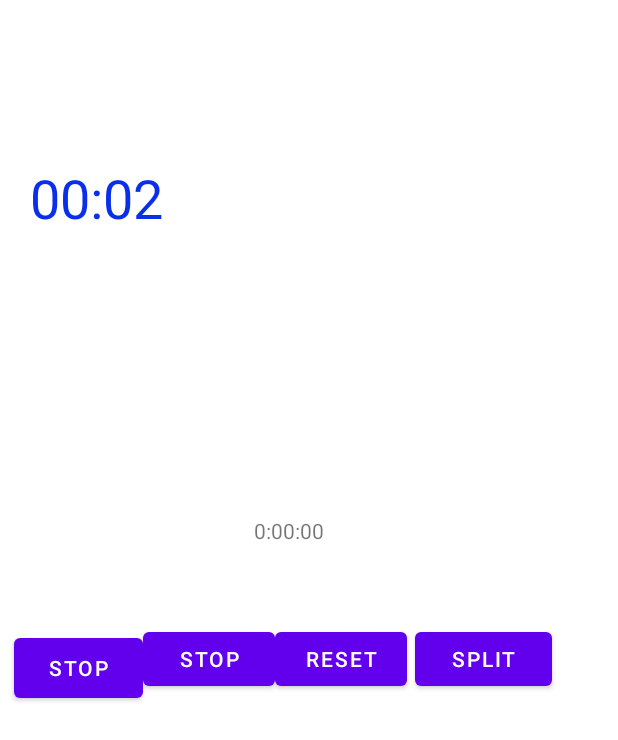
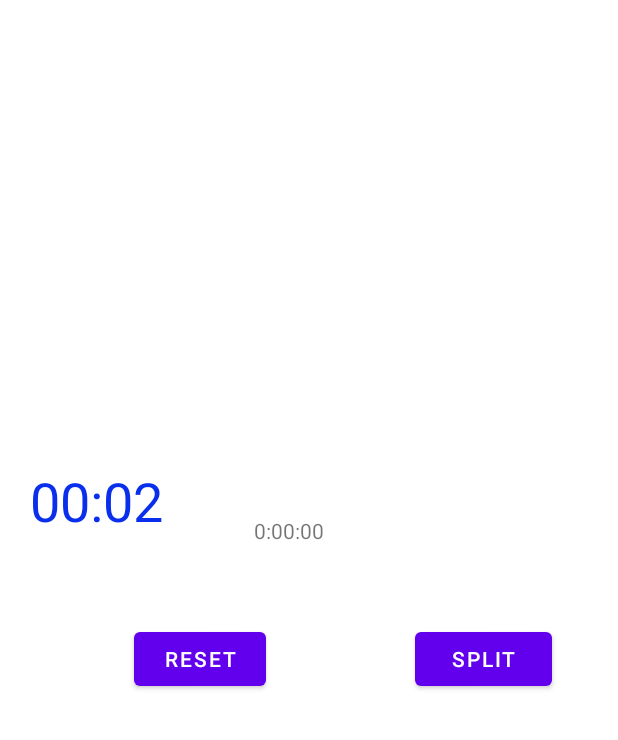
Before and after one commit to Zyjinn/CMPS359_Logger_Final_Project, an Android app: the TimerFragment screen opened through its navigation route, after a tap on "START", on a phone screen of 412 x 824 dp. Shown: the top 740 px of the screen. Run offline under Robolectric (Android 15) with nearby library versions, the phone set to English and light mode, and no system bars; 1 statement that could not run was skipped.

Commit message:
Added fixes to timer so start button changes to stop and vice versa, and then added variables to hold the buttons

```diff
--- a/app/src/main/java/com/example/cmps359_logger_final_project/TimerFragment.kt
+++ b/app/src/main/java/com/example/cmps359_logger_final_project/TimerFragment.kt
@@ -1,6 +1,7 @@
 package com.example.cmps359_logger_final_project
 
 import android.os.Bundle
+import android.os.SystemClock
 import androidx.fragment.app.Fragment
 import android.view.LayoutInflater
 import android.view.View
@@ -48,35 +49,42 @@ class TimerFragment : Fragment() {
         super.onViewCreated(view, savedInstanceState)
 
 //        Variables for the timer
-        val meter = getView()?.findViewById<Chronometer>(R.id.c_meter)
+        val timer = getView()?.findViewById<Chronometer>(R.id.c_meter)
         var isWorking = false
+        var stopTime = 0;
 
 //        Get buttons
         var startButton = getView()?.findViewById<Button>(R.id.timerStartBtn)
         var splitButton = getView()?.findViewById<Button>(R.id.timerSplitBtn)
+        var stopButton = getView()?.findViewById<Button>(R.id.timerStopBtn)
         var resetButton = getView()?.findViewById<Button>(R.id.timerResetBtn)
-
 
 //        Start btn listener to start the timer
         timerStartBtn.setOnClickListener{
-            if (!isWorking) {
-                meter?.start()
-                isWorking = true
-            } else {
-                meter?.stop()
-                isWorking = false
-            }
+            // start the timer
+            timer?(SystemClock.elapsedRealtime() + stopTime)
+            timer?.start()
 
-//            Changes start button to stop and vice versa when starting
-            timerStartBtn.setText(if (!isWorking) R.string.start else R.string.stop)
+//            Hide the start button and reveal the stop button
+            startButton?.visibility = View.GONE
+            stopButton?.visibility = View.GONE
 
-//            ?
-            Toast.makeText(this@TimerFragment, getString(
-                    if (isWorking)
-                        R.string.working
-                    else
-                        R.string.stopped),
-                    Toast.LENGTH_SHORT).show()
+        }
+        timerStopBtn.setOnClickListener{
+            // stop the timer
+            timer?.stop()
+
+//            Hide the stop button and reveal the start button
+            startButton?.visibility = View.VISIBLE
+            stopButton?.visibility = View.GONE
+        }
+
+        timerResetBtn.setOnClickListener{
+            stopTime = 0;
+            timer?.stop()
+            startButton?.visibility = View.GONE
+            stopButton?.visibility = View.GONE
+
         }
     }
 
```
